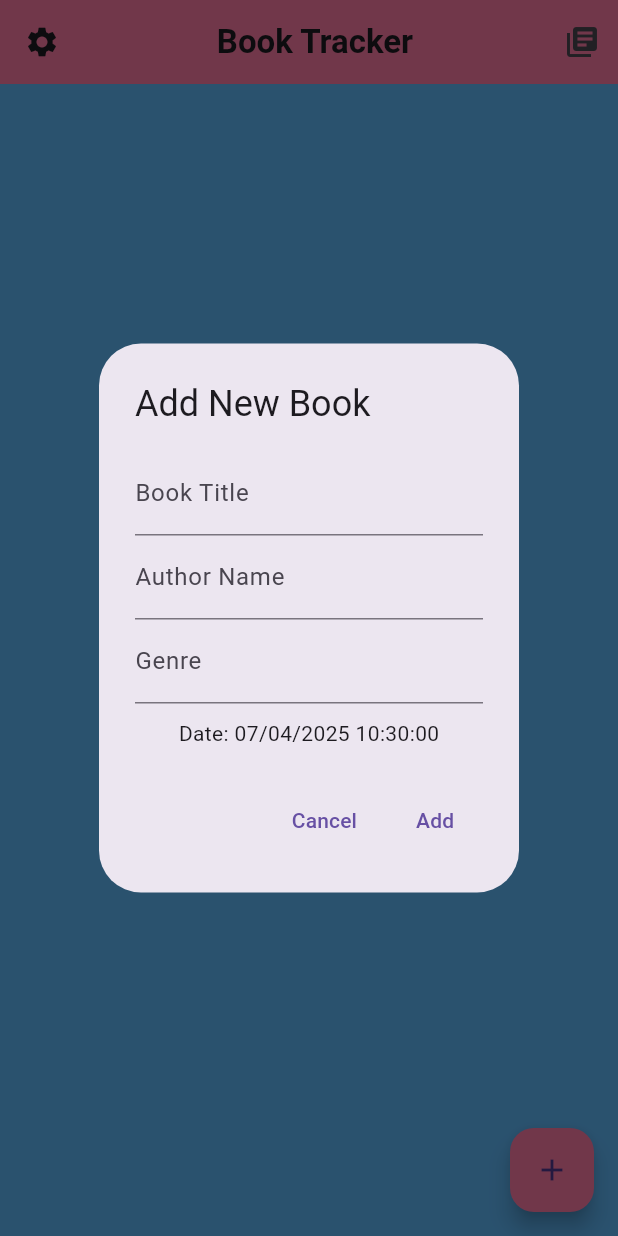
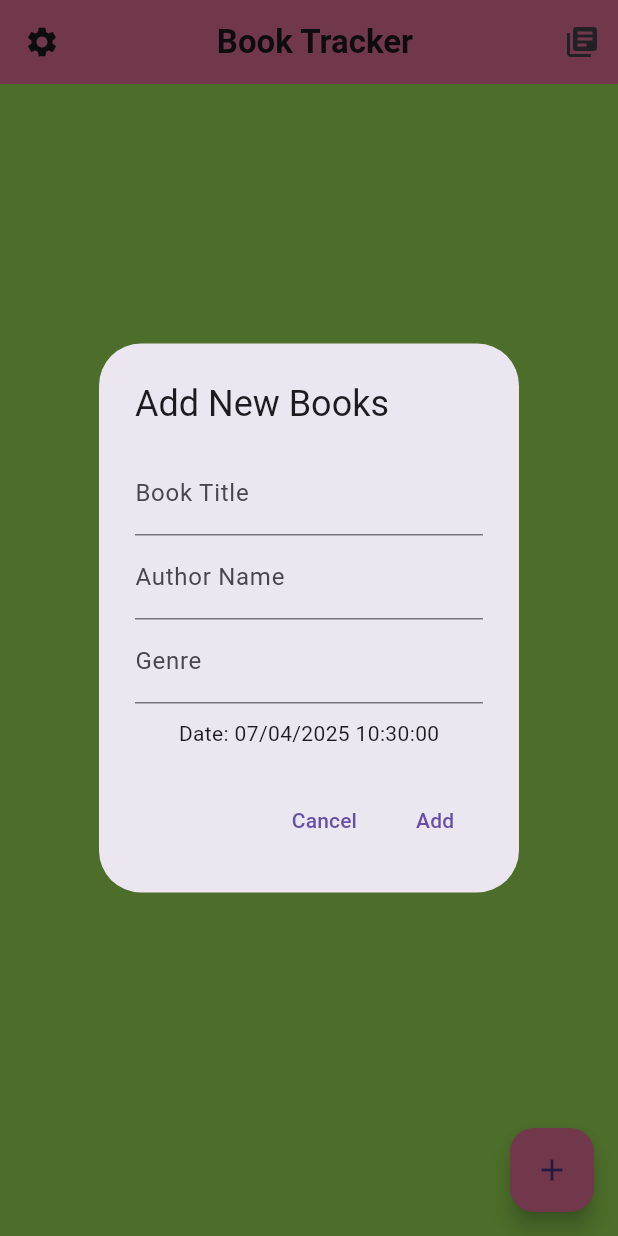
Before and after one commit to junaid-h0ssain/booktracker2, a Flutter app: the screen it shows after launch, after a tap on the "add" icon, on a phone screen of 412 x 824 dp. Run offline on Flutter 3.47's test engine with Material 3 defaults, Android fonts, the phone set to English and light mode, and no system bars; our stand-ins replace sqflite; accounts and stored records are empty.

Commit message:
Made changes to show functionality

```diff
--- a/lib/main.dart
+++ b/lib/main.dart
@@ -1,6 +1,6 @@
 import 'package:flutter/material.dart';
 import 'package:booktracker/pages/home.dart';
-//import 'package:sqflite_common_ffi/sqflite_ffi.dart';
+// import 'package:sqflite_common_ffi/sqflite_ffi.dart';
 
 void main() {
   // // Initialize FFI (this is required for desktop platforms or tests)
--- a/lib/pages/home.dart
+++ b/lib/pages/home.dart
@@ -22,7 +22,7 @@ class _BookListScreenState extends State<BookListScreen> {
 
   Future<void> _loadBooks() async {
     final loadedBooks = await BookDatabase.instance.readAllBooks();
-    print("Loaded books count: ${loadedBooks.length}"); // Debug print
+    //print("Loaded books count: ${loadedBooks.length}"); // Debug print
     setState(() {
       books = loadedBooks;
     });
@@ -39,7 +39,7 @@ class _BookListScreenState extends State<BookListScreen> {
       context: context,
       builder: (context) {
         return AlertDialog(
-          title: const Text("Add New Book"),
+          title: const Text("Add New Books"),
           content: SingleChildScrollView(
             child: Column(
               mainAxisSize: MainAxisSize.min,
@@ -178,7 +178,7 @@ class _BookListScreenState extends State<BookListScreen> {
   @override
   Widget build(BuildContext context) {
     return Scaffold(
-      backgroundColor: const Color.fromARGB(255, 92, 178, 240),
+      backgroundColor: const Color.fromARGB(255, 166, 240, 92),
       appBar: AppBar(
         title: Center(
           child: const Text(
--- a/lib/pages/library.dart
+++ b/lib/pages/library.dart
@@ -29,7 +29,7 @@ class _LibPageState extends State<LibPage> {
     // String link="";
     // TextEditingController linkController = TextEditingController(text:link);
     return Scaffold(
-      backgroundColor: const Color.fromARGB(255, 92, 178, 240),
+      backgroundColor: const Color.fromARGB(255, 46, 171, 35),
       appBar: AppBar(
         title: const Text("Library"),
         backgroundColor: const Color.fromARGB(255, 246, 119, 162),
```
